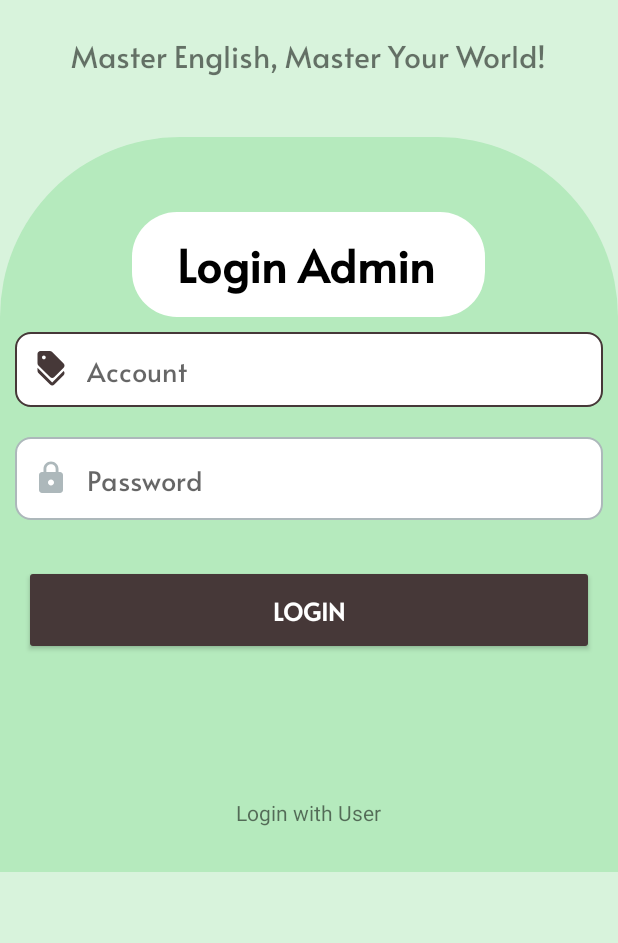
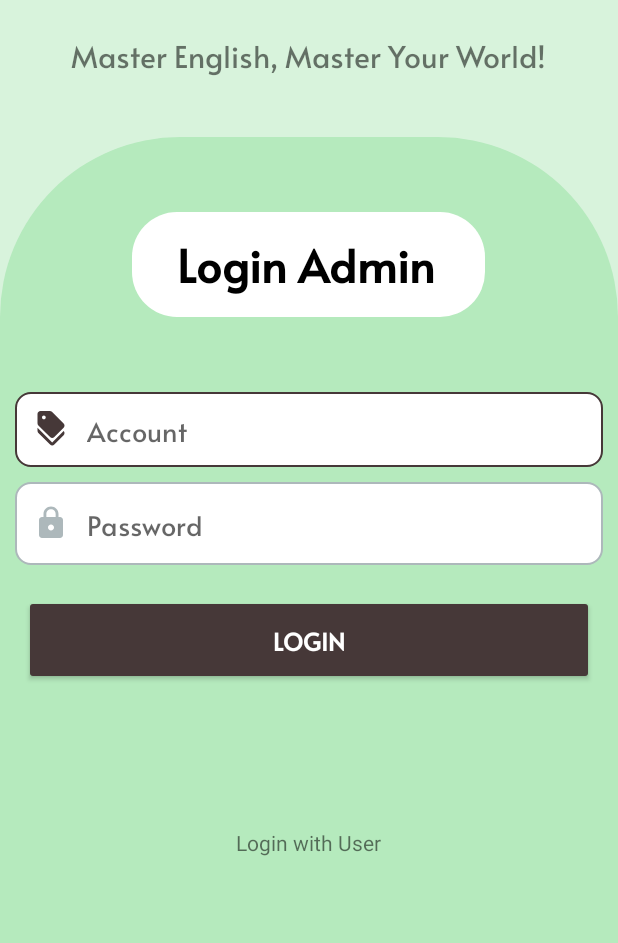
Before and after one commit to WhiteCornFour/DO-AN-UNG-DUNG-2, an Android app: the Admin_Login screen opened directly, with no data from a screen before it, on a phone screen of 412 x 824 dp, the part 293-1236 px from its top. Run offline under Robolectric (Android 15) with nearby library versions, the phone set to English and light mode, and no system bars.

Commit message:
Fix layout login admin

```diff
--- a/app/src/main/res/layout/activity_admin_login.xml
+++ b/app/src/main/res/layout/activity_admin_login.xml
@@ -1,5 +1,5 @@
 <?xml version="1.0" encoding="utf-8"?>
-<ScrollView xmlns:android="http://schemas.android.com/apk/res/android"
+<LinearLayout xmlns:android="http://schemas.android.com/apk/res/android"
     xmlns:tools="http://schemas.android.com/tools"
     xmlns:app="http://schemas.android.com/apk/res-auto"
     android:layout_width="match_parent"
@@ -9,7 +9,7 @@
 
     <LinearLayout
         android:layout_width="match_parent"
-        android:layout_height="wrap_content"
+        android:layout_height="match_parent"
         android:orientation="vertical">
 
         <ImageView
@@ -32,7 +32,7 @@
 
         <LinearLayout
             android:layout_width="match_parent"
-            android:layout_height="wrap_content"
+            android:layout_height="match_parent"
             android:layout_marginTop="40dp"
             android:background="@drawable/backgr_boder_nendam"
             android:orientation="vertical">
@@ -57,9 +57,10 @@
             <LinearLayout
                 android:layout_width="match_parent"
                 android:layout_height="50dp"
-                android:layout_margin="10dp"
-                android:layout_marginTop="20dp"
+                android:layout_marginTop="50dp"
                 android:gravity="center"
+                android:layout_marginLeft="10dp"
+                android:layout_marginRight="10dp"
                 android:orientation="vertical">
 
                 <EditText
@@ -82,9 +83,10 @@
             <LinearLayout
                 android:layout_width="match_parent"
                 android:layout_height="55dp"
-                android:layout_margin="10dp"
-                android:layout_marginTop="20dp"
+                android:layout_marginTop="10dp"
                 android:gravity="center"
+                android:layout_marginLeft="10dp"
+                android:layout_marginRight="10dp"
                 android:orientation="vertical">
 
                 <EditText
@@ -134,4 +136,4 @@
         </LinearLayout>
     </LinearLayout>
 
-</ScrollView>
+</LinearLayout>
```
